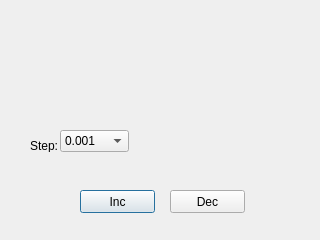
Old version of the form fixparameterdialog.ui in the repository WangHongshuo/wechat_jump_game-Qt-opencv.
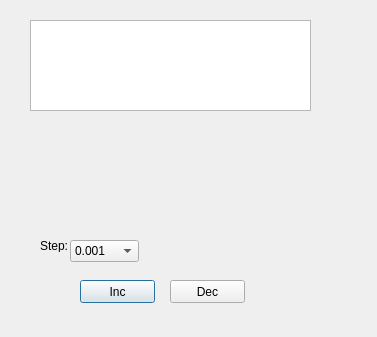
New version of the form.

Commit message: added QTableView to show jumpping log

What changed in the file:
```diff
--- a/fixparameterdialog.ui
+++ b/fixparameterdialog.ui
@@ -6,8 +6,8 @@
    <rect>
     <x>0</x>
     <y>0</y>
-    <width>320</width>
-    <height>240</height>
+    <width>377</width>
+    <height>337</height>
    </rect>
   </property>
   <property name="windowTitle">
@@ -17,7 +17,7 @@
    <property name="geometry">
     <rect>
      <x>80</x>
-     <y>190</y>
+     <y>280</y>
      <width>75</width>
      <height>23</height>
     </rect>
@@ -30,7 +30,7 @@
    <property name="geometry">
     <rect>
      <x>170</x>
-     <y>190</y>
+     <y>280</y>
      <width>75</width>
      <height>23</height>
     </rect>
@@ -42,8 +42,8 @@
   <widget class="QLabel" name="label">
    <property name="geometry">
     <rect>
-     <x>30</x>
-     <y>140</y>
+     <x>40</x>
+     <y>240</y>
      <width>54</width>
      <height>12</height>
     </rect>
@@ -55,8 +55,8 @@
   <widget class="QComboBox" name="comboBoxStep">
    <property name="geometry">
     <rect>
-     <x>60</x>
-     <y>130</y>
+     <x>70</x>
+     <y>240</y>
      <width>69</width>
      <height>22</height>
     </rect>
@@ -77,6 +77,52 @@
     </property>
    </item>
   </widget>
+  <widget class="QTableView" name="tableViewParameterInfo">
+   <property name="geometry">
+    <rect>
+     <x>30</x>
+     <y>20</y>
+     <width>281</width>
+     <height>91</height>
+    </rect>
+   </property>
+   <property name="verticalScrollBarPolicy">
+    <enum>Qt::ScrollBarAlwaysOff</enum>
+   </property>
+   <property name="horizontalScrollBarPolicy">
+    <enum>Qt::ScrollBarAlwaysOff</enum>
+   </property>
+   <property name="sizeAdjustPolicy">
+    <enum>QAbstractScrollArea::AdjustIgnored</enum>
+   </property>
+   <property name="editTriggers">
+    <set>QAbstractItemView::NoEditTriggers</set>
+   </property>
+   <property name="selectionMode">
+    <enum>QAbstractItemView::NoSelection</enum>
+   </property>
+   <property name="showGrid">
+    <bool>true</bool>
+   </property>
+   <property name="gridStyle">
+    <enum>Qt::NoPen</enum>
+   </property>
+   <property name="wordWrap">
+    <bool>false</bool>
+   </property>
+   <attribute name="horizontalHeaderHighlightSections">
+    <bool>false</bool>
+   </attribute>
+   <attribute name="horizontalHeaderStretchLastSection">
+    <bool>true</bool>
+   </attribute>
+   <attribute name="verticalHeaderVisible">
+    <bool>false</bool>
+   </attribute>
+   <attribute name="verticalHeaderHighlightSections">
+    <bool>false</bool>
+   </attribute>
+  </widget>
  </widget>
  <resources/>
  <connections/>
```
The commit also changes 2 other files.
